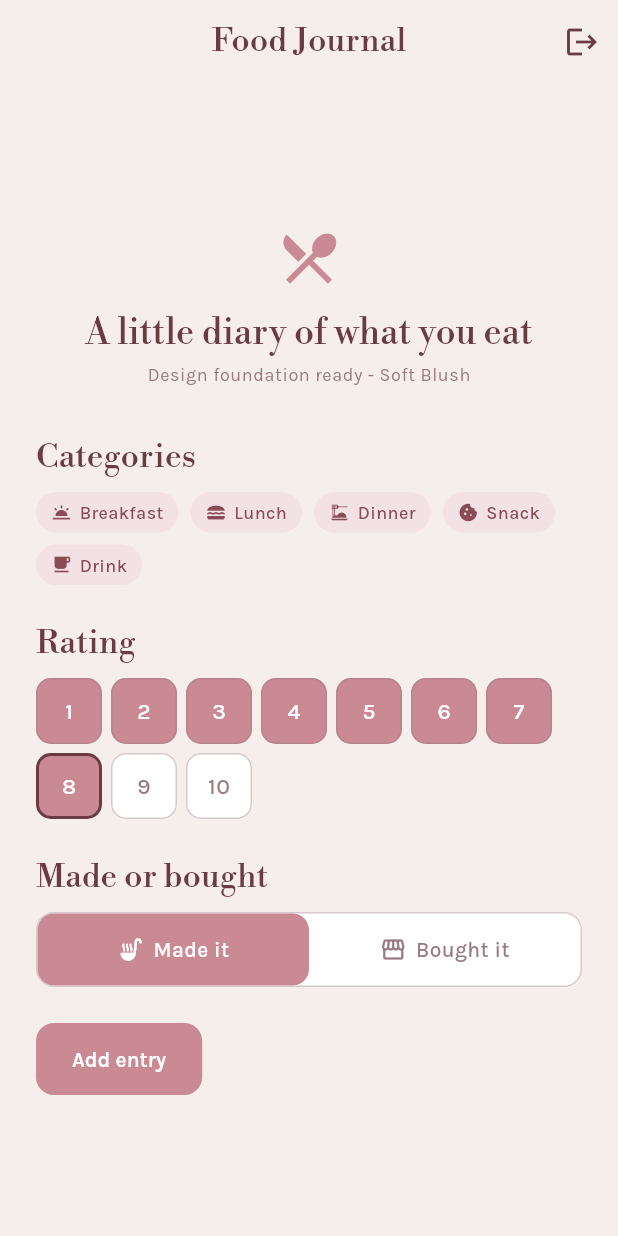
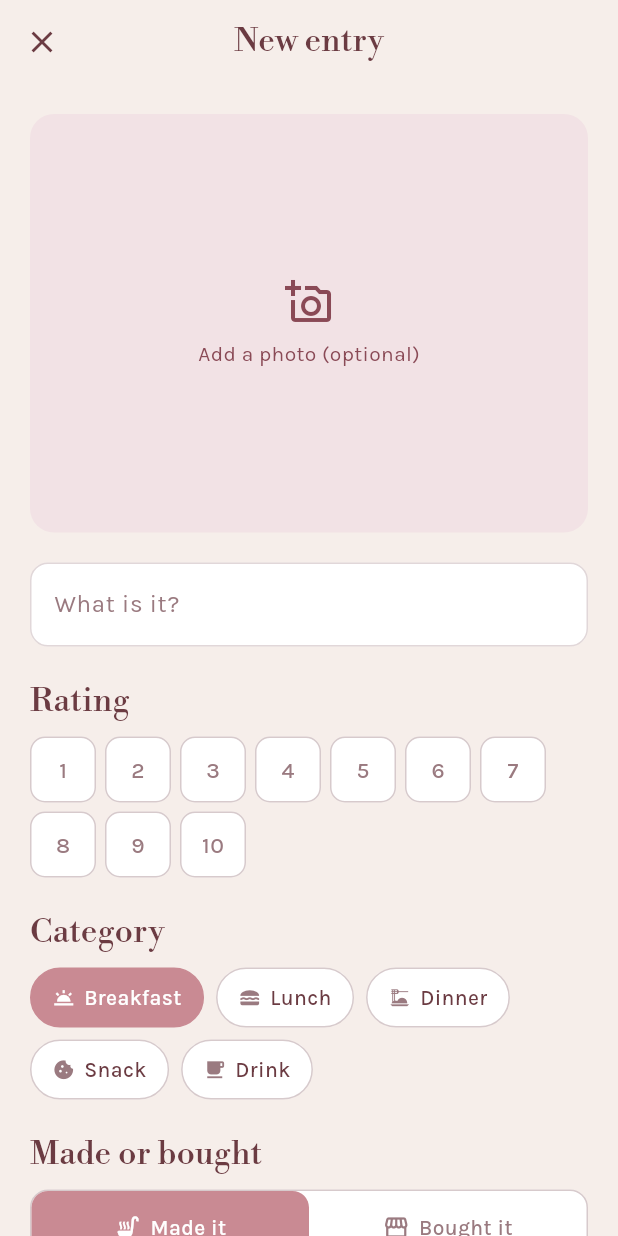
Before and after one commit to EzraGillooly/food-journal, a Flutter app: the screen it shows once a user with an empty profile is signed in, after a tap on "Add entry", on a phone screen of 412 x 824 dp. Run offline on Flutter 3.47's test engine with Material 3 defaults, Android fonts, the phone set to English and light mode, and no system bars; our stand-ins replace flutter_riverpod, go_router, image_picker, supabase_flutter; accounts and stored records are empty.

Commit message:
feat: create entry (F2) - model, repository, photo upload, form
- FoodEntry model with fromMap/toInsert/copyWith (matches migration 0001)
- EntriesRepository: list, create (client-gen uuid), photo upload + signed urls
- PhotoPicker using image_picker built-in resize/quality (web + mobile)
- EntriesController (AsyncNotifier) - powers create and upcoming feed
- EntryFormScreen: all F2 fields, photo picker sheet, category chips, datetime
- /new route; wired Add entry button; dropped unused flutter_image_compress
- FoodEntry mapping tests

```diff
--- /dev/null
+++ b/lib/features/entries/data/food_entry.dart
@@ -0,0 +1,92 @@
+import 'food_category.dart';
+
+/// A single food-journal entry. Mirrors the `food_entries` table (migration
+/// 0001). [id]/[userId]/[createdAt] are assigned by Postgres on insert, so they
+/// are nullable on a not-yet-saved draft.
+class FoodEntry {
+  const FoodEntry({
+    this.id,
+    this.userId,
+    required this.name,
+    required this.rating,
+    required this.category,
+    required this.isHomemade,
+    this.notes,
+    this.recipe,
+    this.location,
+    this.photoPath,
+    required this.eatenAt,
+    this.createdAt,
+  });
+
+  final String? id;
+  final String? userId;
+  final String name;
+  final int rating;
+  final FoodCategory category;
+  final bool isHomemade;
+  final String? notes;
+  final String? recipe;
+  final String? location;
+  final String? photoPath;
+  final DateTime eatenAt;
+  final DateTime? createdAt;
+
+  factory FoodEntry.fromMap(Map<String, dynamic> map) {
+    return FoodEntry(
+      id: map['id'] as String?,
+      userId: map['user_id'] as String?,
+      name: map['name'] as String,
+      rating: (map['rating'] as num).toInt(),
+      category: FoodCategory.fromWire(map['category'] as String),
+      isHomemade: map['is_homemade'] as bool,
+      notes: map['notes'] as String?,
+      recipe: map['recipe'] as String?,
+      location: map['location'] as String?,
+      photoPath: map['photo_path'] as String?,
+      eatenAt: DateTime.parse(map['eaten_at'] as String),
+      createdAt: map['created_at'] == null
+          ? null
+          : DateTime.parse(map['created_at'] as String),
+    );
+  }
+
+  /// Columns to write on insert/update. Omits DB-managed fields (id, user_id,
+  /// created_at, updated_at); `user_id` defaults to auth.uid() in Postgres.
+  Map<String, dynamic> toInsert() {
+    return {
+      'name': name,
+      'rating': rating,
+      'category': category.wire,
+      'is_homemade': isHomemade,
+      'notes': _emptyToNull(notes),
+      'recipe': _emptyToNull(recipe),
+      'location': _emptyToNull(location),
+      'photo_path': photoPath,
+      'eaten_at': eatenAt.toUtc().toIso8601String(),
+    };
+  }
+
+  FoodEntry copyWith({String? photoPath}) {
+    return FoodEntry(
+      id: id,
+      userId: userId,
+      name: name,
+      rating: rating,
+      category: category,
+      isHomemade: isHomemade,
+      notes: notes,
+      recipe: recipe,
+      location: location,
+      photoPath: photoPath ?? this.photoPath,
+      eatenAt: eatenAt,
+      createdAt: createdAt,
+    );
+  }
+
+  static String? _emptyToNull(String? v) {
+    if (v == null) return null;
+    final t = v.trim();
+    return t.isEmpty ? null : t;
+  }
+}
--- /dev/null
+++ b/lib/features/entries/presentation/entry_form_screen.dart
@@ -0,0 +1,426 @@
+import 'dart:typed_data';
+
+import 'package:flutter/material.dart';
+import 'package:flutter_riverpod/flutter_riverpod.dart';
+import 'package:go_router/go_router.dart';
+import 'package:image_picker/image_picker.dart';
+
+import '../../../core/theme/app_theme.dart';
+import '../../../core/theme/theme_provider.dart';
+import '../../../shared/made_bought_toggle.dart';
+import '../../../shared/rating_control.dart';
+import '../application/entries_controller.dart';
+import '../data/food_category.dart';
+import '../data/food_entry.dart';
+import '../data/photo_picker.dart';
+
+/// Screen for creating a new journal entry (F2).
+class EntryFormScreen extends ConsumerStatefulWidget {
+  const EntryFormScreen({super.key});
+
+  @override
+  ConsumerState<EntryFormScreen> createState() => _EntryFormScreenState();
+}
+
+class _EntryFormScreenState extends ConsumerState<EntryFormScreen> {
+  final _formKey = GlobalKey<FormState>();
+  final _name = TextEditingController();
+  final _notes = TextEditingController();
+  final _recipe = TextEditingController();
+  final _location = TextEditingController();
+
+  int? _rating;
+  FoodCategory _category = FoodCategory.breakfast;
+  bool _homemade = true;
+  DateTime _eatenAt = DateTime.now();
+  Uint8List? _photoBytes;
+
+  bool _saving = false;
+  String? _error;
+
+  @override
+  void dispose() {
+    _name.dispose();
+    _notes.dispose();
+    _recipe.dispose();
+    _location.dispose();
+    super.dispose();
+  }
+
+  Future<void> _pickPhoto(ImageSource source) async {
+    final bytes = await ref.read(photoPickerProvider).pick(source);
+    if (bytes != null) setState(() => _photoBytes = bytes);
+  }
+
+  Future<void> _pickDateTime() async {
+    final date = await showDatePicker(
+      context: context,
+      initialDate: _eatenAt,
+      firstDate: DateTime(2020),
+      lastDate: DateTime.now().add(const Duration(days: 1)),
+    );
+    if (date == null || !mounted) return;
+    final time = await showTimePicker(
+      context: context,
+      initialTime: TimeOfDay.fromDateTime(_eatenAt),
+    );
+    if (!mounted) return;
+    setState(() {
+      _eatenAt = DateTime(
+        date.year,
+        date.month,
+        date.day,
+        time?.hour ?? _eatenAt.hour,
+        time?.minute ?? _eatenAt.minute,
+      );
+    });
+  }
+
+  Future<void> _save() async {
+    setState(() => _error = null);
+    if (!_formKey.currentState!.validate()) return;
+    if (_rating == null) {
+      setState(() => _error = 'Give it a rating from 1 to 10.');
+      return;
+    }
+    setState(() => _saving = true);
+    try {
+      final draft = FoodEntry(
+        name: _name.text.trim(),
+        rating: _rating!,
+        category: _category,
+        isHomemade: _homemade,
+        notes: _notes.text,
+        recipe: _recipe.text,
+        location: _location.text,
+        eatenAt: _eatenAt,
+      );
+      await ref
+          .read(entriesControllerProvider.notifier)
+          .add(draft, photoBytes: _photoBytes);
+      if (mounted) context.go('/');
+    } catch (_) {
+      setState(() => _error = 'Could not save. Check your connection.');
+    } finally {
+      if (mounted) setState(() => _saving = false);
+    }
+  }
+
+  @override
+  Widget build(BuildContext context) {
+    final theme = ref.watch(themeControllerProvider);
+    final text = Theme.of(context).textTheme;
+
+    return Scaffold(
+      appBar: AppBar(
+        leading: IconButton(
+          icon: const Icon(Icons.close),
+          onPressed: () => context.go('/'),
+        ),
+        title: const Text('New entry'),
+      ),
+      body: Center(
+        child: ConstrainedBox(
+          constraints: const BoxConstraints(maxWidth: 480),
+          child: Form(
+            key: _formKey,
+            child: ListView(
+              padding: const EdgeInsets.all(20),
+              children: [
+                _PhotoField(bytes: _photoBytes, onPick: _pickPhoto),
+                const SizedBox(height: 20),
+                TextFormField(
+                  controller: _name,
+                  textCapitalization: TextCapitalization.sentences,
+                  decoration: const InputDecoration(
+                    labelText: 'What is it?',
+                    hintText: 'Miso ramen',
+                  ),
+                  validator: (v) =>
+                      (v == null || v.trim().isEmpty) ? 'Give it a name' : null,
+                ),
+                const SizedBox(height: 22),
+                _label(text, 'Rating'),
+                RatingControl(
+                  value: _rating,
+                  onChanged: (v) => setState(() => _rating = v),
+                ),
+                const SizedBox(height: 22),
+                _label(text, 'Category'),
+                _CategoryPicker(
+                  selected: _category,
+                  onChanged: (c) => setState(() => _category = c),
+                ),
+                const SizedBox(height: 22),
+                _label(text, 'Made or bought'),
+                MadeBoughtToggle(
+                  isHomemade: _homemade,
+                  onChanged: (v) => setState(() => _homemade = v),
+                ),
+                const SizedBox(height: 22),
+                _label(text, 'When'),
+                _DateTimeField(value: _eatenAt, onTap: _pickDateTime),
+                const SizedBox(height: 22),
+                TextFormField(
+                  controller: _location,
+                  textCapitalization: TextCapitalization.words,
+                  decoration: const InputDecoration(
+                    labelText: 'Location',
+                    hintText: 'Home, or where you got it',
+                  ),
+                ),
+                const SizedBox(height: 16),
+                TextFormField(
+                  controller: _notes,
+                  textCapitalization: TextCapitalization.sentences,
+                  minLines: 2,
+                  maxLines: 5,
+                  decoration: const InputDecoration(labelText: 'Notes'),
+                ),
+                const SizedBox(height: 16),
+                TextFormField(
+                  controller: _recipe,
+                  textCapitalization: TextCapitalization.sentences,
+                  minLines: 2,
+                  maxLines: 8,
+                  decoration: const InputDecoration(
+                    labelText: 'Ingredients / recipe',
+                  ),
+                ),
+                const SizedBox(height: 24),
+                if (_error != null) ...[
+                  Text(_error!, style: TextStyle(color: theme.tagInk)),
+                  const SizedBox(height: 12),
+                ],
+                FilledButton(
+                  onPressed: _saving ? null : _save,
+                  child: _saving
+                      ? const SizedBox(
+                          height: 20,
+                          width: 20,
+                          child: CircularProgressIndicator(
+                            strokeWidth: 2,
+                            color: Colors.white,
+                          ),
+                        )
+                      : const Text('Save entry'),
+                ),
+                const SizedBox(height: 32),
+              ],
+            ),
+          ),
+        ),
+      ),
+    );
+  }
+
+  Widget _label(TextTheme text, String s) => Padding(
+    padding: const EdgeInsets.only(bottom: 10),
+    child: Text(s, style: text.titleLarge),
+  );
+}
+
+class _PhotoField extends ConsumerWidget {
+  const _PhotoField({required this.bytes, required this.onPick});
+
+  final Uint8List? bytes;
+  final void Function(ImageSource) onPick;
+
+  @override
+  Widget build(BuildContext context, WidgetRef ref) {
+    final theme = ref.watch(themeControllerProvider);
+    return AspectRatio(
+      aspectRatio: 4 / 3,
+      child: Material(
+        color: theme.tagBg,
+        borderRadius: BorderRadius.circular(16),
+        clipBehavior: Clip.antiAlias,
+        child: InkWell(
+          onTap: () => _showSourceSheet(context),
+          child: bytes == null
+              ? Column(
+                  mainAxisAlignment: MainAxisAlignment.center,
+                  children: [
+                    Icon(
+                      Icons.add_a_photo_outlined,
+                      size: 32,
+                      color: theme.tagInk,
+                    ),
+                    const SizedBox(height: 8),
+                    Text(
+                      'Add a photo (optional)',
+                      style: TextStyle(
+                        fontFamily: theme.bodyFont,
+                        color: theme.tagInk,
+                        fontSize: 14,
+                      ),
+                    ),
+                  ],
+                )
+              : Stack(
+                  fit: StackFit.expand,
+                  children: [
+                    Image.memory(bytes!, fit: BoxFit.cover),
+                    Positioned(
+                      right: 8,
+                      bottom: 8,
+                      child: Material(
+                        color: Colors.black54,
+                        borderRadius: BorderRadius.circular(20),
+                        child: Padding(
+                          padding: const EdgeInsets.symmetric(
+                            horizontal: 12,
+                            vertical: 6,
+                          ),
+                          child: Row(
+                            mainAxisSize: MainAxisSize.min,
+                            children: const [
+                              Icon(Icons.edit, size: 14, color: Colors.white),
+                              SizedBox(width: 4),
+                              Text(
+                                'Change',
+                                style: TextStyle(
+                                  color: Colors.white,
+                                  fontSize: 12,
+                                ),
+                              ),
+                            ],
+                          ),
+                        ),
+                      ),
+                    ),
+                  ],
+                ),
+        ),
+      ),
+    );
+  }
+
+  void _showSourceSheet(BuildContext context) {
+    showModalBottomSheet<void>(
+      context: context,
+      builder: (ctx) => SafeArea(
+        child: Column(
+          mainAxisSize: MainAxisSize.min,
+          children: [
+            ListTile(
+              leading: const Icon(Icons.photo_camera_outlined),
+              title: const Text('Take a photo'),
+              onTap: () {
+                Navigator.pop(ctx);
+                onPick(ImageSource.camera);
+              },
+            ),
+            ListTile(
+              leading: const Icon(Icons.photo_library_outlined),
+              title: const Text('Choose from library'),
+              onTap: () {
+                Navigator.pop(ctx);
+                onPick(ImageSource.gallery);
+              },
+            ),
+          ],
+        ),
+      ),
+    );
+  }
+}
+
+class _CategoryPicker extends ConsumerWidget {
+  const _CategoryPicker({required this.selected, required this.onChanged});
+
+  final FoodCategory selected;
+  final ValueChanged<FoodCategory> onChanged;
+
+  @override
+  Widget build(BuildContext context, WidgetRef ref) {
+    final theme = ref.watch(themeControllerProvider);
+    return Wrap(
+      spacing: 8,
+      runSpacing: 8,
+      children: [
+        for (final c in FoodCategory.values)
+          _chip(theme, c, c == selected, () => onChanged(c)),
+      ],
+    );
+  }
+
+  Widget _chip(AppTheme theme, FoodCategory c, bool sel, VoidCallback onTap) {
+    return InkWell(
+      onTap: onTap,
+      borderRadius: BorderRadius.circular(20),
+      child: Container(
+        padding: const EdgeInsets.symmetric(horizontal: 14, vertical: 9),
+        decoration: BoxDecoration(
+          color: sel ? theme.primary : theme.surface,
+          borderRadius: BorderRadius.circular(20),
+          border: Border.all(
+            color: sel ? theme.primary : theme.inkMuted.withValues(alpha: 0.4),
+          ),
+        ),
+        child: Row(
+          mainAxisSize: MainAxisSize.min,
+          children: [
+            Icon(c.icon, size: 15, color: sel ? Colors.white : theme.inkMuted),
+            const SizedBox(width: 6),
+            Text(
+              c.label,
+              style: TextStyle(
+                fontFamily: theme.bodyFont,
+                fontSize: 14,
+                fontWeight: FontWeight.w500,
+                color: sel ? Colors.white : theme.ink,
+              ),
+            ),
+          ],
+        ),
+      ),
+    );
+  }
+}
+
+class _DateTimeField extends ConsumerWidget {
+  const _DateTimeField({required this.value, required this.onTap});
+
+  final DateTime value;
+  final VoidCallback onTap;
+
+  @override
+  Widget build(BuildContext context, WidgetRef ref) {
+    final theme = ref.watch(themeControllerProvider);
+    return InkWell(
+      onTap: onTap,
+      borderRadius: BorderRadius.circular(12),
+      child: Container(
+        padding: const EdgeInsets.symmetric(horizontal: 16, vertical: 14),
+        decoration: BoxDecoration(
+          color: theme.surface,
+          borderRadius: BorderRadius.circular(12),
+          border: Border.all(color: theme.inkMuted.withValues(alpha: 0.4)),
+        ),
+        child: Row(
+          children: [
+            Icon(Icons.schedule, size: 18, color: theme.inkMuted),
+            const SizedBox(width: 10),
+            Text(
+              _format(value),
+              style: TextStyle(
+                fontFamily: theme.bodyFont,
+                fontSize: 15,
+                color: theme.ink,
+              ),
+            ),
+          ],
+        ),
+      ),
+    );
+  }
+
+  String _format(DateTime d) {
+    final h = d.hour % 12 == 0 ? 12 : d.hour % 12;
+    final m = d.minute.toString().padLeft(2, '0');
+    final ampm = d.hour < 12 ? 'AM' : 'PM';
+    return '${d.year}-${d.month.toString().padLeft(2, '0')}-'
+        '${d.day.toString().padLeft(2, '0')}  $h:$m $ampm';
+  }
+}
--- a/lib/features/entries/presentation/home_placeholder_screen.dart
+++ b/lib/features/entries/presentation/home_placeholder_screen.dart
@@ -1,5 +1,6 @@
 import 'package:flutter/material.dart';
 import 'package:flutter_riverpod/flutter_riverpod.dart';
+import 'package:go_router/go_router.dart';
 
 import '../../../core/theme/theme_provider.dart';
 import '../../auth/application/auth_providers.dart';
@@ -94,7 +95,10 @@ class _HomePlaceholderScreenState extends ConsumerState<HomePlaceholderScreen> {
                   onChanged: (v) => setState(() => _homemade = v),
                 ),
                 const SizedBox(height: 24),
-                FilledButton(onPressed: () {}, child: const Text('Add entry')),
+                FilledButton(
+                  onPressed: () => context.go('/new'),
+                  child: const Text('Add entry'),
+                ),
               ],
             ),
           ),
--- a/lib/router.dart
+++ b/lib/router.dart
@@ -8,6 +8,7 @@ import 'core/supabase/supabase_providers.dart';
 import 'features/auth/presentation/forgot_password_screen.dart';
 import 'features/auth/presentation/login_screen.dart';
 import 'features/auth/presentation/signup_screen.dart';
+import 'features/entries/presentation/entry_form_screen.dart';
 import 'features/entries/presentation/home_placeholder_screen.dart';
 
 /// Turns a Stream into a Listenable so GoRouter re-evaluates redirects whenever
@@ -54,6 +55,10 @@ final routerProvider = Provider<GoRouter>((ref) {
         path: '/',
         builder: (context, state) => const HomePlaceholderScreen(),
       ),
+      GoRoute(
+        path: '/new',
+        builder: (context, state) => const EntryFormScreen(),
+      ),
       GoRoute(path: '/login', builder: (context, state) => const LoginScreen()),
       GoRoute(
         path: '/signup',
--- a/pubspec.yaml
+++ b/pubspec.yaml
@@ -38,8 +38,8 @@ dependencies:
   go_router: ^17.3.0
   supabase_flutter: ^2.16.0
   image_picker: ^1.2.3
-  flutter_image_compress: ^2.4.0
   shared_preferences: ^2.5.5
+  uuid: ^4.5.3
 
 dev_dependencies:
   flutter_test:
```
Also changed, not shown: lib/features/entries/application/entries_controller.dart (added, +36 -0 lines), lib/features/entries/data/entries_repository.dart (added, +86 -0 lines), lib/features/entries/data/photo_picker.dart (added, +29 -0 lines), pubspec.lock, 2 other files.
